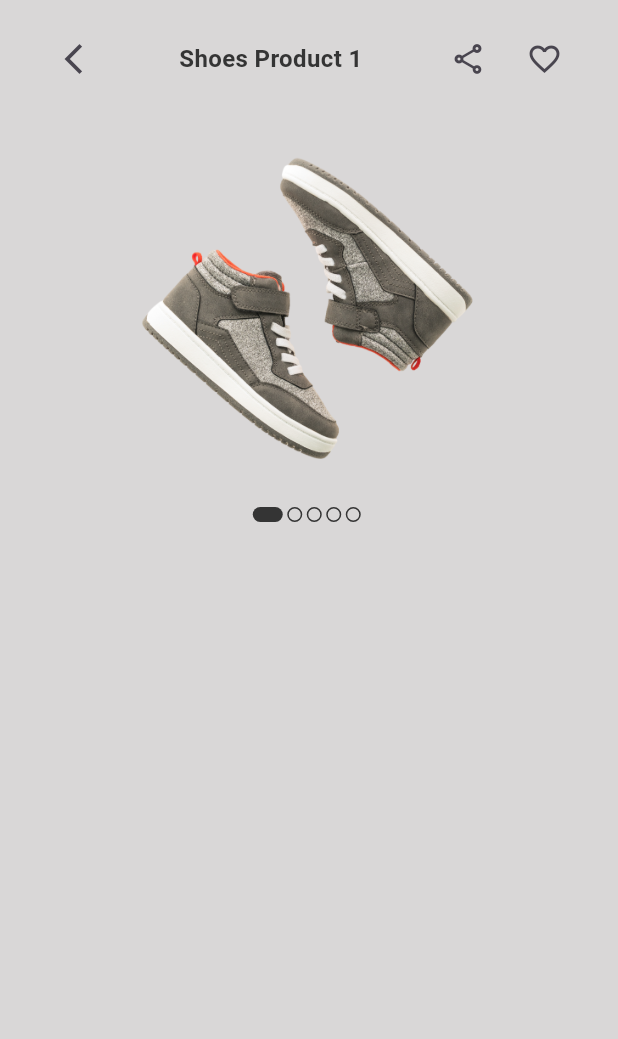
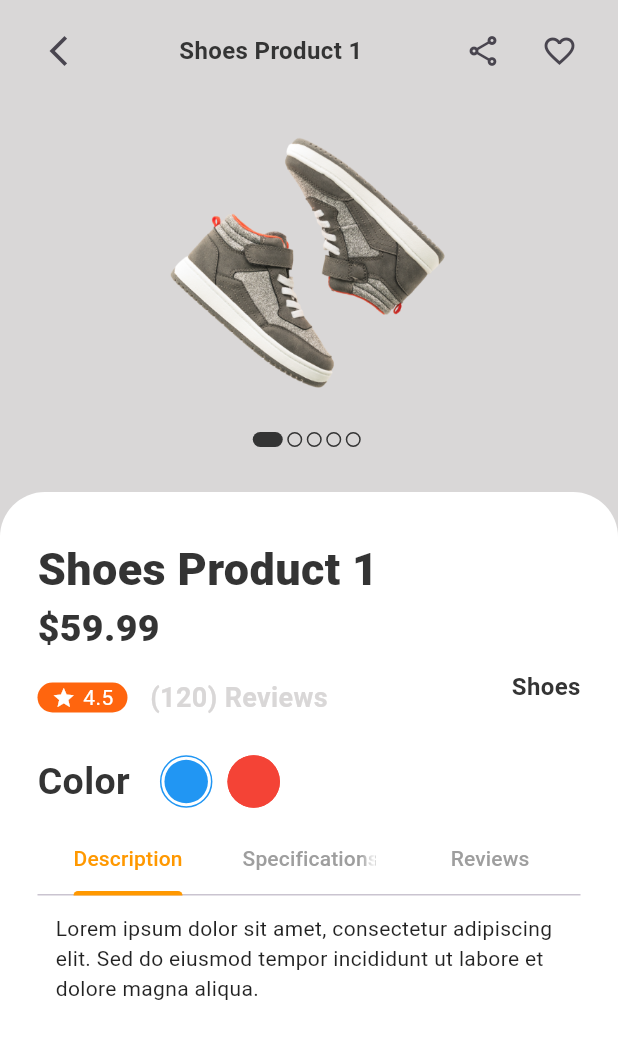
Before and after one commit to IBRHMHMDY/ecommerce_app_provider, a Flutter app: the ProductDetailsScreen screen opened directly with sample values from the repository, on a phone screen of 412 x 824 dp. Shown: the top 1039 px of the screen. Run offline on Flutter 3.47's test engine with Material 3 defaults, Android fonts, the phone set to English and light mode, and no system bars.

Commit message:
Complete ProductDetails Screen Without CartButton

```diff
--- a/lib/services/data/products_data.dart
+++ b/lib/services/data/products_data.dart
@@ -10,9 +10,10 @@ List<ProductModel> products = [
     description: "This is a high-quality shoes product number 1.",
     price: 59.99,
     rating: 4.5,
-    review: "120 reviews",
+    review: "120",
     colors: [Colors.blue, Colors.red],
     quantity: 10,
+
   ),
   ProductModel(
     id: 2,
@@ -22,9 +23,10 @@ List<ProductModel> products = [
     description: "This is a high-quality beauty product number 2.",
     price: 35.50,
     rating: 4.2,
-    review: "80 reviews",
+    review: "80",
     colors: [Colors.pink, Colors.purple],
     quantity: 5,
+
   ),
   ProductModel(
     id: 3,
@@ -34,9 +36,10 @@ List<ProductModel> products = [
     description: "This is a stylish women's product number 3.",
     price: 89.00,
     rating: 4.8,
-    review: "200 reviews",
+    review: "200",
     colors: [Colors.black, Colors.orange],
     quantity: 7,
+
   ),
   ProductModel(
     id: 4,
@@ -46,9 +49,10 @@ List<ProductModel> products = [
     description: "This is a modern men's product number 4.",
     price: 70.75,
     rating: 4.1,
-    review: "65 reviews",
+    review: "65",
     colors: [Colors.blueGrey, Colors.green],
     quantity: 12,
+
   ),
   ProductModel(
     id: 5,
@@ -58,7 +62,7 @@ List<ProductModel> products = [
     description: "This is a premium jewelry product number 5.",
     price: 150.00,
     rating: 4.9,
-    review: "310 reviews",
+    review: "310",
     colors: [Colors.yellow, Colors.white],
     quantity: 3,
   ),
@@ -70,7 +74,7 @@ List<ProductModel> products = [
     description: "This is a high-tech electronics product number 6.",
     price: 220.99,
     rating: 4.6,
-    review: "410 reviews",
+    review: "410",
     colors: [Colors.grey, Colors.black],
     quantity: 8,
   ),
@@ -82,7 +86,7 @@ List<ProductModel> products = [
     description: "Comfortable shoes product number 7.",
     price: 65.40,
     rating: 4.3,
-    review: "95 reviews",
+    review: "95",
     colors: [Colors.red, Colors.blue],
     quantity: 15,
   ),
@@ -94,7 +98,7 @@ List<ProductModel> products = [
     description: "Beauty care product number 8.",
     price: 42.75,
     rating: 4.0,
-    review: "120 reviews",
+    review: "120",
     colors: [Colors.pink],
     quantity: 6,
   ),
@@ -106,7 +110,7 @@ List<ProductModel> products = [
     description: "Fashionable women's product number 9.",
     price: 99.99,
     rating: 4.7,
-    review: "280 reviews",
+    review: "280",
     colors: [Colors.orange, Colors.purple],
     quantity: 9,
   ),
@@ -118,7 +122,7 @@ List<ProductModel> products = [
     description: "Trendy men's product number 10.",
     price: 75.20,
     rating: 4.4,
-    review: "140 reviews",
+    review: "140",
     colors: [Colors.green, Colors.black],
     quantity: 4,
   ),
@@ -130,7 +134,7 @@ List<ProductModel> products = [
     description: "Elegant jewelry product number 11.",
     price: 180.00,
     rating: 4.8,
-    review: "230 reviews",
+    review: "230",
     colors: [Colors.amber, Colors.white],
     quantity: 6,
   ),
@@ -142,7 +146,7 @@ List<ProductModel> products = [
     description: "Innovative electronics product number 12.",
     price: 199.99,
     rating: 4.5,
-    review: "190 reviews",
+    review: "190",
     colors: [Colors.black, Colors.blueGrey],
     quantity: 11,
   ),
@@ -154,7 +158,7 @@ List<ProductModel> products = [
     description: "Sport shoes product number 13.",
     price: 49.99,
     rating: 4.1,
-    review: "75 reviews",
+    review: "75",
     colors: [Colors.green, Colors.orange],
     quantity: 8,
   ),
@@ -166,7 +170,7 @@ List<ProductModel> products = [
     description: "Luxury beauty product number 14.",
     price: 55.25,
     rating: 4.6,
-    review: "150 reviews",
+    review: "150",
     colors: [Colors.pink, Colors.red],
     quantity: 5,
   ),
@@ -178,7 +182,7 @@ List<ProductModel> products = [
     description: "Elegant women's product number 15.",
     price: 120.00,
     rating: 4.9,
-    review: "350 reviews",
+    review: "350",
     colors: [Colors.purple, Colors.yellow],
     quantity: 2,
   ),
@@ -190,7 +194,7 @@ List<ProductModel> products = [
     description: "Classic men's product number 16.",
     price: 88.75,
     rating: 4.2,
-    review: "110 reviews",
+    review: "110",
     colors: [Colors.blueGrey, Colors.black],
     quantity: 14,
   ),
@@ -202,7 +206,7 @@ List<ProductModel> products = [
     description: "Luxury jewelry product number 17.",
     price: 210.00,
     rating: 4.7,
-    review: "260 reviews",
+    review: "260",
     colors: [Colors.yellow, Colors.white],
     quantity: 3,
   ),
@@ -214,7 +218,7 @@ List<ProductModel> products = [
     description: "Smart electronics product number 18.",
     price: 240.50,
     rating: 4.4,
-    review: "300 reviews",
+    review: "300",
     colors: [Colors.grey, Colors.black],
     quantity: 9,
   ),
@@ -226,7 +230,7 @@ List<ProductModel> products = [
     description: "Running shoes product number 19.",
     price: 79.99,
     rating: 4.5,
-    review: "180 reviews",
+    review: "180",
     colors: [Colors.blue, Colors.green],
     quantity: 6,
   ),
@@ -238,7 +242,7 @@ List<ProductModel> products = [
     description: "Organic beauty product number 20.",
     price: 48.90,
     rating: 4.0,
-    review: "95 reviews",
+    review: "95",
     colors: [Colors.pink, Colors.orange],
     quantity: 10,
   ),
@@ -250,7 +254,7 @@ List<ProductModel> products = [
     description: "Casual women's product number 21.",
     price: 85.30,
     rating: 4.3,
-    review: "130 reviews",
+    review: "130",
     colors: [Colors.black, Colors.purple],
     quantity: 8,
   ),
@@ -262,7 +266,7 @@ List<ProductModel> products = [
     description: "Summer men's product number 22.",
     price: 69.99,
     rating: 4.1,
-    review: "115 reviews",
+    review: "115",
     colors: [Colors.green, Colors.blue],
     quantity: 12,
   ),
@@ -274,7 +278,7 @@ List<ProductModel> products = [
     description: "Shiny jewelry product number 23.",
     price: 190.00,
     rating: 4.9,
-    review: "410 reviews",
+    review: "410",
     colors: [Colors.yellow, Colors.red],
     quantity: 4,
   ),
@@ -286,7 +290,7 @@ List<ProductModel> products = [
     description: "Advanced electronics product number 24.",
     price: 260.00,
     rating: 4.7,
-    review: "320 reviews",
+    review: "320",
     colors: [Colors.black, Colors.grey],
     quantity: 7,
   ),
@@ -298,7 +302,7 @@ List<ProductModel> products = [
     description: "Leather shoes product number 25.",
     price: 90.00,
     rating: 4.2,
-    review: "145 reviews",
+    review: "145",
     colors: [Colors.brown, Colors.black],
     quantity: 11,
   ),
@@ -310,7 +314,7 @@ List<ProductModel> products = [
     description: "Luxury skincare product number 26.",
     price: 60.75,
     rating: 4.6,
-    review: "210 reviews",
+    review: "210",
     colors: [Colors.pink, Colors.white],
     quantity: 6,
   ),
@@ -322,7 +326,7 @@ List<ProductModel> products = [
     description: "Trendy women's product number 27.",
     price: 110.00,
     rating: 4.8,
-    review: "280 reviews",
+    review: "280",
     colors: [Colors.orange, Colors.purple],
     quantity: 5,
   ),
@@ -334,7 +338,7 @@ List<ProductModel> products = [
     description: "Stylish men's product number 28.",
     price: 82.50,
     rating: 4.3,
-    review: "160 reviews",
+    review: "160",
     colors: [Colors.blueGrey, Colors.green],
     quantity: 9,
   ),
@@ -346,7 +350,7 @@ List<ProductModel> products = [
     description: "Diamond jewelry product number 29.",
     price: 250.00,
     rating: 4.9,
-    review: "500 reviews",
+    review: "500",
     colors: [Colors.yellow, Colors.white],
     quantity: 2,
   ),
@@ -358,7 +362,7 @@ List<ProductModel> products = [
     description: "High-end electronics product number 30.",
     price: 300.00,
     rating: 5.0,
-    review: "600 reviews",
+    review: "600",
     colors: [Colors.black, Colors.blue],
     quantity: 10,
   ),
--- a/lib/views/products/product_details_screen.dart
+++ b/lib/views/products/product_details_screen.dart
@@ -2,6 +2,8 @@ import 'package:ecommerce_app_provider/core/constants.dart';
 import 'package:ecommerce_app_provider/models/product_model.dart';
 import 'package:ecommerce_app_provider/views/products/widgets/app_bar_product_details.dart';
 import 'package:ecommerce_app_provider/views/products/widgets/carousel_product_images.dart';
+import 'package:ecommerce_app_provider/views/products/widgets/row_info.dart';
+import 'package:ecommerce_app_provider/views/products/widgets/tab_product_details.dart';
 import 'package:flutter/material.dart';
 
 class ProductDetailsScreen extends StatefulWidget {
@@ -14,13 +16,16 @@ class ProductDetailsScreen extends StatefulWidget {
 
 class _ProductDetailsScreenState extends State<ProductDetailsScreen> {
   int currentImage = 0;
+  int currentColor = 0;
   @override
   Widget build(BuildContext context) {
     return Scaffold(
       backgroundColor: AppColors.textLight,
       body: SafeArea(
-        child: Padding(
-          padding: const EdgeInsets.symmetric(horizontal: 25, vertical: 15),
+        child: Column(
+          children: [
+            Padding(
+              padding: const EdgeInsets.symmetric(horizontal: 15, vertical: 10),
               child: Column(
                 children: [
                   AppBarProductDetails(product: widget.product),
@@ -35,6 +40,113 @@ class _ProductDetailsScreenState extends State<ProductDetailsScreen> {
                 ],
               ),
             ),
+            SizedBox(height: 20),
+            Expanded(
+              child: Container(
+                width: double.infinity,
+                decoration: BoxDecoration(
+                  borderRadius: BorderRadius.only(
+                    topLeft: Radius.circular(30),
+                    topRight: Radius.circular(30),
+                  ),
+                  color: AppColors.backgroundColor,
+                ),
+                child: Padding(
+                  padding: const EdgeInsets.symmetric(
+                    horizontal: 25,
+                    vertical: 10,
+                  ),
+                  child: Column(
+                    crossAxisAlignment: CrossAxisAlignment.start,
+                    children: [
+                      SizedBox(height: 20),
+                      // Title
+                      Text(
+                        widget.product.title,
+                        style: TextStyle(
+                          color: AppColors.textDark,
+                          fontSize: 30,
+                          fontWeight: FontWeight.w900,
+                        ),
+                      ),
+                      // Price
+                      Text(
+                        "\$${widget.product.price.toString()}",
+                        style: TextStyle(
+                          color: AppColors.textDark,
+                          fontSize: 25,
+                          fontWeight: FontWeight.w800,
+                        ),
+                      ),
+                      // Rating, Reviews, Category
+                      RowInfo(widget: widget),
+                      SizedBox(height: 25),
+                      // Colors
+                      Row(
+                        mainAxisAlignment: MainAxisAlignment.start,
+                        crossAxisAlignment: CrossAxisAlignment.center,
+                        children: [
+                          Text(
+                            "Color",
+                            style: TextStyle(
+                              color: AppColors.textDark,
+                              fontSize: 25,
+                              fontWeight: FontWeight.w600,
+                            ),
+                          ),
+                          SizedBox(width: 20),
+                          Row(
+                            mainAxisAlignment: MainAxisAlignment.start,
+                            children: List.generate(
+                              widget.product.colors.length,
+                              (index) => GestureDetector(
+                                onTap: () => setState(() {
+                                  currentColor = index;
+                                }),
+                                child: AnimatedContainer(
+                                  duration: Duration(milliseconds: 300),
+                                  width: 35,
+                                  height: 35,
+                                  margin: EdgeInsets.only(right: 10),
+                                  decoration: BoxDecoration(
+                                    shape: BoxShape.circle,
+                                    color: currentColor == index
+                                        ? Colors.white
+                                        : widget.product.colors[index],
+                                    border: currentColor == index
+                                        ? Border.all(
+                                            color: widget.product.colors[index],
+                                          )
+                                        : null,
+                                  ),
+                                  padding: currentColor == index
+                                      ? EdgeInsets.all(2)
+                                      : null,
+                                  child: Container(
+                                    height: 30,
+                                    width: 30,
+                                    decoration: BoxDecoration(
+                                      shape: BoxShape.circle,
+                                      color: widget.product.colors[index],
+                                    ),
+                                  ),
+                                ),
+                              ),
+                            ),
+                          ),
+                        ],
+                      ),
+                      SizedBox(height: 10,),
+                      Expanded(
+                        child: TabProductDetails()),
+                    ],
+                  ),
+                ),
+              ),
+            ),
+
+          ],
+        ),
       ),
     );
   }
--- a/lib/views/products/widgets/carousel_product_images.dart
+++ b/lib/views/products/widgets/carousel_product_images.dart
@@ -17,7 +17,7 @@ class CarouselProductImages extends StatelessWidget {
     return Column(
       children: [
         SizedBox(
-          height: 250,
+          height: 200,
           child: PageView.builder(
             onPageChanged: onchange,
             itemBuilder: (context, index) => Image.asset(images),
@@ -26,7 +26,7 @@ class CarouselProductImages extends StatelessWidget {
             scrollBehavior: ScrollBehavior(),
           ),
         ),
-        SizedBox(height: 10),
+        SizedBox(height: 15),
         Row(
           mainAxisAlignment: MainAxisAlignment.center,
           children: List.generate(
--- /dev/null
+++ b/lib/views/products/widgets/row_info.dart
@@ -0,0 +1,73 @@
+
+import 'package:ecommerce_app_provider/core/constants.dart';
+import 'package:ecommerce_app_provider/views/products/product_details_screen.dart';
+import 'package:flutter/material.dart';
+
+class RowInfo extends StatelessWidget {
+  const RowInfo({
+    super.key,
+    required this.widget,
+  });
+
+  final ProductDetailsScreen widget;
+
+  @override
+  Widget build(BuildContext context) {
+    return Row(
+      mainAxisAlignment: MainAxisAlignment.spaceBetween,
+      crossAxisAlignment: CrossAxisAlignment.center,
+      children: [
+        Column(
+          children: [
+            SizedBox(height: 15),
+            Row(
+              children: [
+                Container(
+                  width: 60,
+                  height: 20,
+                  decoration: BoxDecoration(
+                    color: AppColors.primaryColor,
+                    borderRadius: BorderRadius.circular(15),
+                  ),
+                  child: Row(
+                    mainAxisAlignment:
+                        MainAxisAlignment.center,
+                    children: [
+                      Icon(
+                        Icons.star,
+                        size: 16,
+                        color: Colors.white,
+                      ),
+                      SizedBox(width: 5,),
+                      Text(
+                        widget.product.rating.toString(),
+                        style: TextStyle(color: Colors.white),
+                      ),
+                    ],
+                  ),
+                ),
+                SizedBox(width: 15),
+                Text(
+                  "(${widget.product.review}) Reviews",
+                  style: TextStyle(
+                    color: AppColors.textLight,
+                    fontSize: 18,
+                    fontWeight: FontWeight.w600
+                  ),
+                ),
+              ],
+            ),
+          ],
+        ),
+        Text(
+          widget.product.category,
+          style: TextStyle(
+            color: AppColors.textDark,
+            fontSize: 16,
+            fontWeight: FontWeight.bold,
+          ),
+        ),
+      ],
+    );
+  }
+}
--- /dev/null
+++ b/lib/views/products/widgets/tab_product_details.dart
@@ -0,0 +1,72 @@
+import 'package:flutter/material.dart';
+
+class TabProductDetails extends StatelessWidget {
+  const TabProductDetails({super.key});
+
+  @override
+  Widget build(BuildContext context) {
+    return DefaultTabController(
+      length: 3,
+      child: Column(
+        mainAxisAlignment: MainAxisAlignment.start,
+        children: [
+          TabBar(
+            labelColor: Colors.orange,
+            unselectedLabelColor: Colors.grey,
+            indicatorColor: Colors.orange,
+            tabs: [
+              Tab(text: "Description"),
+              Tab(text: "Specifications"),
+              Tab(text: "Reviews"),
+            ],
+          ),
+          Expanded(
+            child: TabBarView(
+              children: [
+                // Description
+                Padding(
+                  padding: const EdgeInsets.all(12.0),
+                  child: Text(
+                    "Lorem ipsum dolor sit amet, consectetur adipiscing elit. "
+                    "Sed do eiusmod tempor incididunt ut labore et dolore magna aliqua.",
+                    style: TextStyle(fontSize: 14, color: Colors.black87),
+                  ),
+                ),
+
+                // Specifications
+                Padding(
+                  padding: const EdgeInsets.all(12.0),
+                  child: Column(
+                    crossAxisAlignment: CrossAxisAlignment.start,
+                    children: const [
+                      Text("• Bluetooth: 5.1"),
+                      Text("• Battery life: 30h"),
+                      Text("• Weight: 250g"),
+                    ],
+                  ),
+                ),
+
+                // Reviews
+                ListView(
+                  padding: const EdgeInsets.all(12.0),
+                  children: const [
+                    ListTile(
+                      leading: Icon(Icons.person),
+                      title: Text("Great product!"),
+                      subtitle: Text("Really loved the quality."),
+                    ),
+                    ListTile(
+                      leading: Icon(Icons.person),
+                      title: Text("Not bad"),
+                      subtitle: Text("Good sound but battery drains fast."),
+                    ),
+                  ],
+                ),
+              ],
+            ),
+          ),
+        ],
+      ),
+    );
+  }
+}
```
Lines whose indentation alone changed are shown as unchanged.
